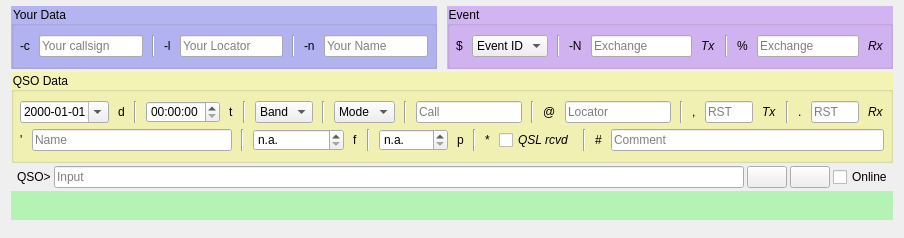
Old version of the form ui_files/CassiopeiaConsole.ui in the repository gitandy/DragonLog.
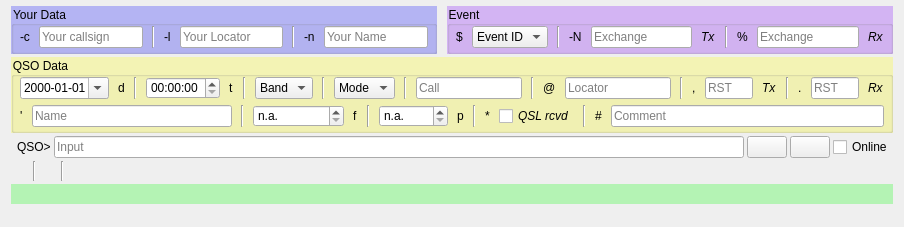
New version of the form. Icons and pictures are not drawn.

Commit message: Added country data to CC and distance calculation to CC and QSO form

The edit to the form file:
```diff
--- a/ui_files/CassiopeiaConsole.ui
+++ b/ui_files/CassiopeiaConsole.ui
@@ -7,7 +7,7 @@
     <x>0</x>
     <y>0</y>
     <width>904</width>
-    <height>238</height>
+    <height>227</height>
    </rect>
   </property>
   <property name="sizePolicy">
@@ -49,9 +49,15 @@
         <property name="leftMargin">
          <number>6</number>
         </property>
+        <property name="topMargin">
+         <number>0</number>
+        </property>
         <property name="rightMargin">
          <number>6</number>
         </property>
+        <property name="bottomMargin">
+         <number>3</number>
+        </property>
         <item>
          <widget class="QLabel" name="label_2">
           <property name="text">
@@ -135,9 +141,15 @@
         <property name="leftMargin">
          <number>6</number>
         </property>
+        <property name="topMargin">
+         <number>0</number>
+        </property>
         <property name="rightMargin">
          <number>6</number>
         </property>
+        <property name="bottomMargin">
+         <number>3</number>
+        </property>
         <item>
          <widget class="QLabel" name="label_19">
           <property name="text">
@@ -271,9 +283,15 @@
       <property name="leftMargin">
        <number>6</number>
       </property>
+      <property name="topMargin">
+       <number>0</number>
+      </property>
       <property name="rightMargin">
        <number>6</number>
       </property>
+      <property name="bottomMargin">
+       <number>3</number>
+      </property>
       <item>
        <layout class="QHBoxLayout" name="horizontalLayout_5">
         <property name="spacing">
@@ -749,6 +767,67 @@
          </item>
         </layout>
        </item>
+       <item>
+        <layout class="QHBoxLayout" name="horizontalLayout_3">
+         <property name="spacing">
+          <number>9</number>
+         </property>
+         <property name="leftMargin">
+          <number>6</number>
+         </property>
+         <property name="rightMargin">
+          <number>6</number>
+         </property>
+         <item>
+          <widget class="QLabel" name="ctyCtyLabel">
+           <property name="text">
+            <string/>
+           </property>
+          </widget>
+         </item>
+         <item>
+          <widget class="Line" name="line_18">
+           <property name="orientation">
+            <enum>Qt::Vertical</enum>
+           </property>
+          </widget>
+         </item>
+         <item>
+          <widget class="QLabel" name="ctyAreaLabel">
+           <property name="text">
+            <string/>
+           </property>
+          </widget>
+         </item>
+         <item>
+          <widget class="Line" name="line_17">
+           <property name="orientation">
+            <enum>Qt::Vertical</enum>
+           </property>
+          </widget>
+         </item>
+         <item>
+          <widget class="QLabel" name="distLabel">
+           <property name="text">
+            <string/>
+           </property>
+          </widget>
+         </item>
+         <item>
+          <spacer name="horizontalSpacer">
+           <property name="orientation">
+            <enum>Qt::Horizontal</enum>
+           </property>
+           <property name="sizeHint" stdset="0">
+            <size>
+             <width>40</width>
+             <height>20</height>
+            </size>
+           </property>
+          </spacer>
+         </item>
+        </layout>
+       </item>
        <item>
         <widget class="QWidget" name="resultWidget" native="true">
          <property name="styleSheet">
@@ -759,11 +838,14 @@
            <number>6</number>
           </property>
           <property name="topMargin">
-           <number>6</number>
+           <number>3</number>
           </property>
           <property name="rightMargin">
            <number>6</number>
           </property>
+          <property name="bottomMargin">
+           <number>3</number>
+          </property>
           <item>
            <widget class="QLabel" name="resultLabel">
             <property name="text">
```
The commit also changes 7 other files.
